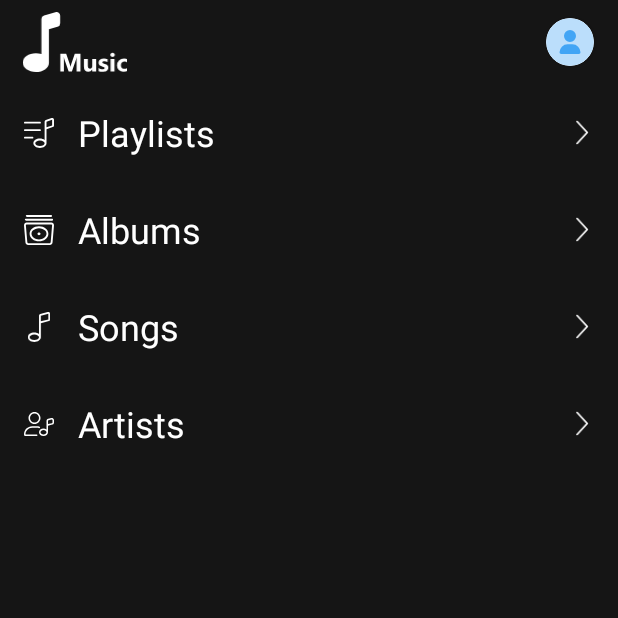
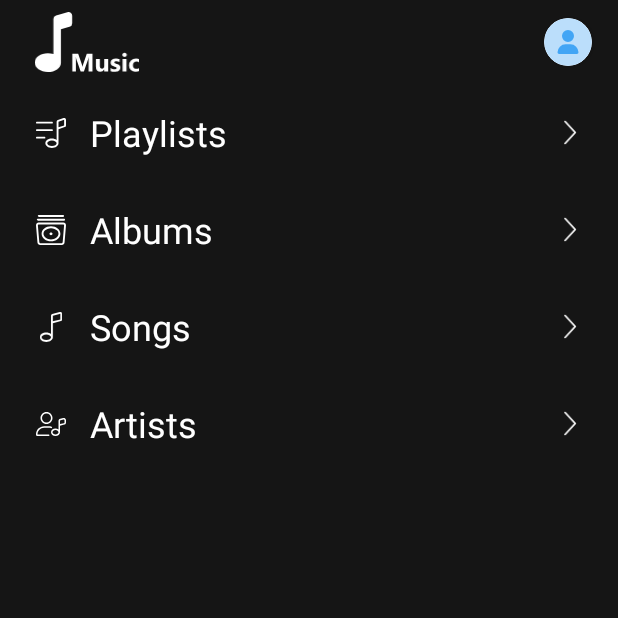
Before and after one commit to mabahmani/radioamin-android, an Android app: the fragment DeviceFilesFragment shown on its own in the app's theme, on a phone screen of 412 x 824 dp, the top half of it. Run offline under Robolectric (Android 15) with nearby library versions, the phone set to English and light mode, and no system bars; our stand-ins replace data binding.

Commit message:
add visibility fade animation and some dimens change

```diff
--- a/app/src/main/res/layout/custom_progress_view.xml
+++ b/app/src/main/res/layout/custom_progress_view.xml
@@ -1,6 +1,7 @@
 <?xml version="1.0" encoding="utf-8"?>
 
 <RelativeLayout xmlns:android="http://schemas.android.com/apk/res/android"
+    android:id="@+id/parent"
     android:layout_width="match_parent"
     android:layout_height="match_parent"
     android:background="@color/color1">
--- a/app/src/main/res/layout/fragment_device_files.xml
+++ b/app/src/main/res/layout/fragment_device_files.xml
@@ -44,6 +44,8 @@
                             android:layout_width="100dp"
                             android:layout_height="wrap_content"
                             android:padding="8dp"
+                            android:layout_marginStart="8dp"
+                            android:layout_marginEnd="8dp"
                             app:layout_constraintBottom_toBottomOf="parent"
                             app:layout_constraintLeft_toLeftOf="parent"
                             app:layout_constraintTop_toTopOf="parent"
@@ -52,8 +54,8 @@
                         <androidx.cardview.widget.CardView
                             android:layout_width="32dp"
                             android:layout_height="32dp"
-                            android:layout_marginStart="16dp"
-                            android:layout_marginEnd="16dp"
+                            android:layout_marginStart="17dp"
+                            android:layout_marginEnd="17dp"
                             app:cardCornerRadius="16dp"
                             app:layout_constraintBottom_toBottomOf="parent"
                             app:layout_constraintRight_toRightOf="parent"
@@ -62,7 +64,7 @@
                             <androidx.appcompat.widget.AppCompatImageView
                                 android:layout_width="match_parent"
                                 android:layout_height="match_parent"
-                                android:background="@drawable/ic_default_avatar"/>
+                                android:background="@drawable/ic_default_avatar" />
 
                             <androidx.appcompat.widget.AppCompatImageView
                                 android:layout_width="match_parent"
@@ -93,54 +95,66 @@
                     android:id="@+id/playlistsParent"
                     android:layout_width="match_parent"
                     android:layout_height="wrap_content"
-                    app:nitIcon="@drawable/ic_list_music"
-                    app:nitTitle="@string/playlists"
-                    app:nitIconTint="@color/white"
-                    app:nitTitleColor="@color/white"
-                    app:nitChevronTint="@color/white"
-                    android:padding="16dp"
                     android:background="?selectableItemBackground"
                     android:clickable="true"
-                    android:focusable="true" />
+                    android:focusable="true"
+                    android:paddingStart="24dp"
+                    android:paddingTop="16dp"
+                    android:paddingEnd="24dp"
+                    android:paddingBottom="16dp"
+                    app:nitChevronTint="@color/white"
+                    app:nitIcon="@drawable/ic_list_music"
+                    app:nitIconTint="@color/white"
+                    app:nitTitle="@string/playlists"
+                    app:nitTitleColor="@color/white" />
 
                 <ir.mab.radioamin.ui.custom.NavigationItemWithIconAndTextCompoundView
                     android:layout_width="match_parent"
                     android:layout_height="wrap_content"
-                    app:nitIcon="@drawable/ic_album_collection"
-                    app:nitTitle="@string/albums"
-                    app:nitIconTint="@color/white"
-                    app:nitTitleColor="@color/white"
-                    app:nitChevronTint="@color/white"
-                    android:padding="16dp"
                     android:background="?selectableItemBackground"
                     android:clickable="true"
-                    android:focusable="true" />
+                    android:focusable="true"
+                    android:paddingStart="24dp"
+                    android:paddingTop="16dp"
+                    android:paddingEnd="24dp"
+                    android:paddingBottom="16dp"
+                    app:nitChevronTint="@color/white"
+                    app:nitIcon="@drawable/ic_album_collection"
+                    app:nitIconTint="@color/white"
+                    app:nitTitle="@string/albums"
+                    app:nitTitleColor="@color/white" />
 
                 <ir.mab.radioamin.ui.custom.NavigationItemWithIconAndTextCompoundView
                     android:layout_width="match_parent"
                     android:layout_height="wrap_content"
-                    app:nitIcon="@drawable/ic_music_note"
-                    app:nitTitle="@string/songs"
-                    app:nitIconTint="@color/white"
-                    app:nitTitleColor="@color/white"
-                    app:nitChevronTint="@color/white"
-                    android:padding="16dp"
                     android:background="?selectableItemBackground"
                     android:clickable="true"
-                    android:focusable="true" />
+                    android:focusable="true"
+                    android:paddingStart="24dp"
+                    android:paddingTop="16dp"
+                    android:paddingEnd="24dp"
+                    android:paddingBottom="16dp"
+                    app:nitChevronTint="@color/white"
+                    app:nitIcon="@drawable/ic_music_note"
+                    app:nitIconTint="@color/white"
+                    app:nitTitle="@string/songs"
+                    app:nitTitleColor="@color/white" />
 
                 <ir.mab.radioamin.ui.custom.NavigationItemWithIconAndTextCompoundView
                     android:layout_width="match_parent"
                     android:layout_height="wrap_content"
-                    app:nitIcon="@drawable/ic_user_music"
-                    app:nitTitle="@string/artists"
-                    app:nitIconTint="@color/white"
-                    app:nitTitleColor="@color/white"
-                    app:nitChevronTint="@color/white"
-                    android:padding="16dp"
                     android:background="?selectableItemBackground"
                     android:clickable="true"
-                    android:focusable="true" />
+                    android:focusable="true"
+                    android:paddingStart="24dp"
+                    android:paddingTop="16dp"
+                    android:paddingEnd="24dp"
+                    android:paddingBottom="16dp"
+                    app:nitChevronTint="@color/white"
+                    app:nitIcon="@drawable/ic_user_music"
+                    app:nitIconTint="@color/white"
+                    app:nitTitle="@string/artists"
+                    app:nitTitleColor="@color/white" />
 
             </LinearLayout>
 
--- a/app/src/main/res/layout/fragment_device_playlists.xml
+++ b/app/src/main/res/layout/fragment_device_playlists.xml
@@ -18,7 +18,8 @@
     <androidx.coordinatorlayout.widget.CoordinatorLayout
         android:layout_width="match_parent"
         android:layout_height="match_parent"
-        android:background="@color/color1">
+        android:background="@color/color1"
+        >
 
         <com.google.android.material.appbar.AppBarLayout
             android:id="@+id/app_bar"
@@ -128,7 +129,7 @@
             <ir.mab.radioamin.ui.custom.ProgressCompoundView
                 android:layout_width="match_parent"
                 android:layout_height="match_parent"
-                android:visibility="@{showProgress ? View.VISIBLE: View.GONE}" />
+                app:pcVisibility="@{showProgress ? View.VISIBLE: View.GONE}" />
 
         </RelativeLayout>
 
```
Also changed, not shown: app/src/main/java/ir/mab/radioamin/ui/binding/BindingAdapters.kt (+7 -0 lines), app/src/main/java/ir/mab/radioamin/ui/custom/ProgressCompoundView.kt (+19 -0 lines), app/src/main/res/layout/custom_simple_toolbar_with_back_icon_and_title.xml (+6 -6 lines), app/src/main/res/layout/fragment_device_playlist.xml (+16 -15 lines), app/src/main/res/layout/item_playlist.xml (+28 -27 lines), app/src/main/res/layout/item_song.xml (+36 -35 lines).
